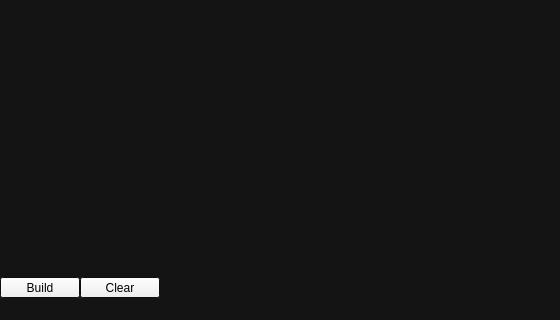
The window that CoonsSurfaceConstructor/mainwindow.ui (ViktoryiaYatskova/Diploma) describes before a commit, drawn with Qt 5; both pictures show x 0 to 560 and y 200 to 520 of the 700 by 520 pixel window.
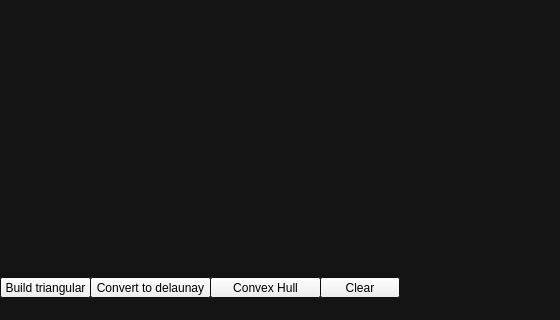
The same window after the commit. Custom widgets are drawn as their Qt base class.

What changed in the file:
```diff
--- a/CoonsSurfaceConstructor/mainwindow.ui
+++ b/CoonsSurfaceConstructor/mainwindow.ui
@@ -146,18 +146,18 @@
       <rect>
        <x>0</x>
        <y>470</y>
-       <width>80</width>
+       <width>91</width>
        <height>21</height>
       </rect>
      </property>
      <property name="text">
-      <string>Build</string>
+      <string>Build triangular</string>
      </property>
     </widget>
     <widget class="QPushButton" name="clearButton">
      <property name="geometry">
       <rect>
-       <x>80</x>
+       <x>320</x>
        <y>470</y>
        <width>80</width>
        <height>21</height>
@@ -167,6 +167,32 @@
       <string>Clear</string>
      </property>
     </widget>
+    <widget class="QPushButton" name="convertToDelaunayTriangular">
+     <property name="geometry">
+      <rect>
+       <x>90</x>
+       <y>470</y>
+       <width>121</width>
+       <height>21</height>
+      </rect>
+     </property>
+     <property name="text">
+      <string>Convert to delaunay</string>
+     </property>
+    </widget>
+    <widget class="QPushButton" name="convexHull">
+     <property name="geometry">
+      <rect>
+       <x>210</x>
+       <y>470</y>
+       <width>111</width>
+       <height>21</height>
+      </rect>
+     </property>
+     <property name="text">
+      <string>Convex Hull</string>
+     </property>
+    </widget>
    </widget>
   </widget>
   <widget class="QMenuBar" name="menuBar">
```
